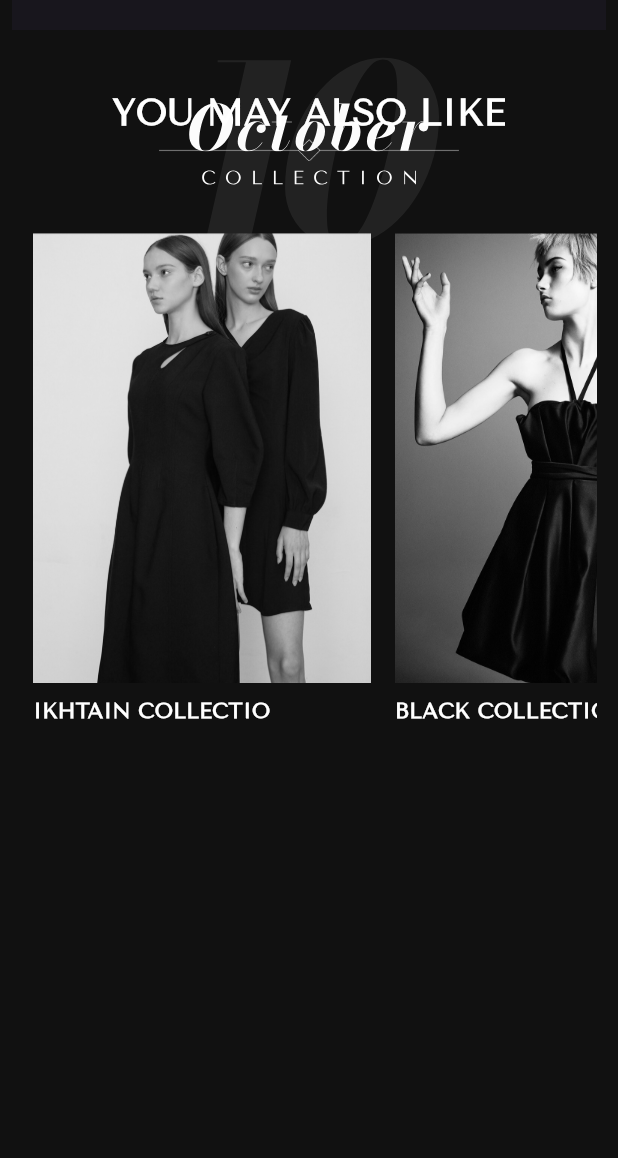
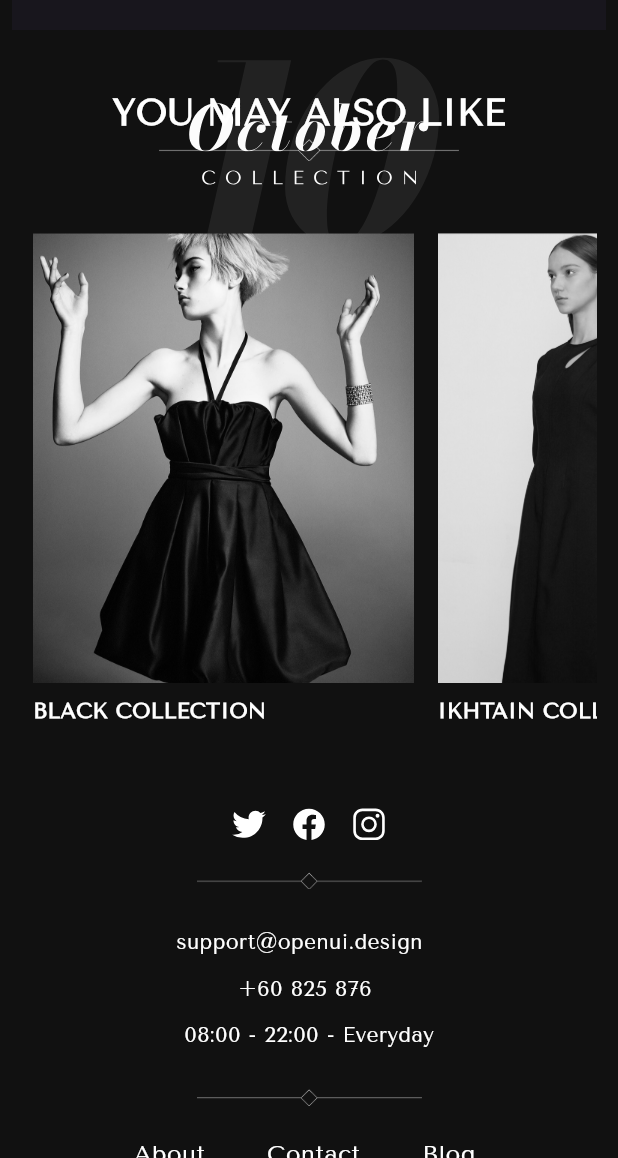
Before and after one commit to Mansourx83/open_fashion, a Flutter app: the screen it shows after launch, scrolled down 1728 dp, on a phone screen of 412 x 824 dp, the part 78-1236 px from its top. Run offline on Flutter 3.47's test engine with Material 3 defaults, Android fonts, the phone set to English and light mode, and no system bars; our stand-ins replace flutter_svg, gap, ionicons.

Commit message:
finish home screen

```diff
--- a/lib/Models/covers_model.dart
+++ b/lib/Models/covers_model.dart
@@ -4,8 +4,8 @@ class CoversModel {
 
   CoversModel({required this.image, required this.title});
   static List<CoversModel> covers = [
+    CoversModel(image: 'assets/cover/cover3.png', title: 'Black collection'),
     CoversModel(image: 'assets/cover/cover2.png', title: 'Ikhtain Collectio'),
-    CoversModel(image: 'assets/cover/cover3.png', title: 'Black collection'),
     CoversModel(image: 'assets/cover/cover1.png', title: 'Women In Black  '),
   ];
 }
--- a/lib/Screens/home.dart
+++ b/lib/Screens/home.dart
@@ -1,6 +1,7 @@
 import 'package:flutter/material.dart';
 import 'package:flutter_svg/flutter_svg.dart';
 import 'package:gap/gap.dart';
+import 'package:ionicons/ionicons.dart';
 import 'package:open_fashion/Components/custom_text.dart';
 import 'package:open_fashion/Models/covers_model.dart';
 import 'package:open_fashion/Models/product_model.dart';
@@ -45,7 +46,9 @@ class _HomeState extends State<Home> {
 
           SingleChildScrollView(
             physics: BouncingScrollPhysics(),
-            child: Padding(
+            child: Column(
+              children: [
+                Padding(
                   padding: const EdgeInsets.symmetric(horizontal: 14),
                   child: Column(
                     children: [
@@ -98,7 +101,7 @@ class _HomeState extends State<Home> {
 
                       // ListView for covers
                       SizedBox(
-                    height: 500,
+                        height: 370,
                         child: ListView.builder(
                           physics: BouncingScrollPhysics(),
                           itemCount: CoversModel.covers.length,
@@ -123,9 +126,67 @@ class _HomeState extends State<Home> {
                           },
                         ),
                       ),
-                  Gap(200),
+                      Gap(20),
+                      Container(
+                        child: Column(
+                          children: [
+                            Row(
+                              mainAxisAlignment: MainAxisAlignment.center,
+                              children: [
+                                Icon(
+                                  Ionicons.logo_twitter,
+                                  color: Colors.white,
+                                ),
+                                Gap(16),
+                                Icon(
+                                  Ionicons.logo_facebook,
+                                  color: Colors.white,
+                                ),
+                                Gap(16),
+                                Icon(
+                                  Ionicons.logo_instagram,
+                                  color: Colors.white,
+                                ),
                               ],
                             ),
+                            Gap(20),
+                            Image.asset('assets/svgs/line.png', width: 150),
+                            Gap(20),
+                            Text(
+                              'support@openui.design \n        +60 825 876 \n 08:00 - 22:00 - Everyday ',
+                              style: TextStyle(
+                                fontSize: 14,
+                                color: Colors.white,
+                                height: 2.2,
+                                fontFamily: "TenorSans",
+                              ),
+                            ),
+                            Gap(20),
+                            Image.asset('assets/svgs/line.png', width: 150),
+                            Gap(20),
+                            CustomText(text: 'About       Contact       Blog '),
+                            Gap(40),
+
+                            Gap(20),
+                          ],
+                        ),
+                      ),
+                    ],
+                  ),
+                ),
+                Container(
+                  width: double.infinity,
+                  color: Colors.grey.shade400,
+                  child: Padding(
+                    padding: const EdgeInsets.only(bottom: 16, top: 12),
+                    child: Center(
+                      child: CustomText(
+                        text: 'Copyright© OpenUI All Rights Reserved.',
+                      ),
+                    ),
+                  ),
+                ),
+              ],
             ),
           ),
         ],
--- a/pubspec.yaml
+++ b/pubspec.yaml
@@ -14,6 +14,7 @@ dependencies:
     sdk: flutter
   flutter_svg: ^2.2.0
   gap: ^3.0.1
+  ionicons: ^0.2.2
 
 dev_dependencies:
   flutter_lints: ^5.0.0
```
Also changed, not shown: pubspec.lock. Lines whose indentation alone changed are shown as unchanged.
